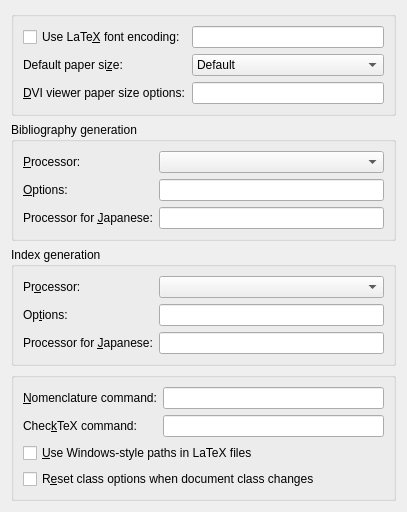
Before: the Qt Designer form src/frontends/qt4/ui/PrefLatexUi.ui in cburschka/lyx, drawn with Qt 5.
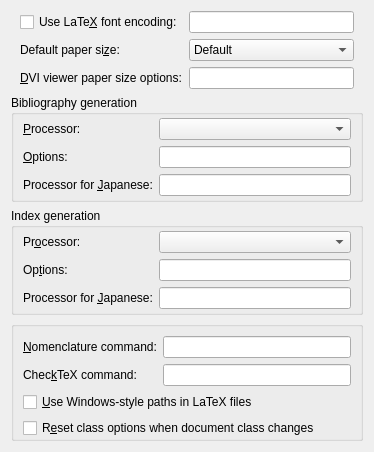
After: the same form once the commit is applied.

Commit message: tighten layout

What changed in the file:
```diff
--- a/src/frontends/qt4/ui/PrefLatexUi.ui
+++ b/src/frontends/qt4/ui/PrefLatexUi.ui
@@ -5,8 +5,8 @@
    <rect>
     <x>0</x>
     <y>0</y>
-    <width>407</width>
-    <height>448</height>
+    <width>374</width>
+    <height>399</height>
    </rect>
   </property>
   <property name="windowTitle">
@@ -14,14 +14,13 @@
   </property>
   <layout class="QGridLayout" name="gridLayout_5">
    <item row="0" column="0">
-    <widget class="QGroupBox" name="groupBox_2">
-     <property name="title">
-      <string/>
-     </property>
-     <property name="flat">
-      <bool>true</bool>
-     </property>
      <layout class="QGridLayout" name="gridLayout_4">
+     <property name="leftMargin">
+      <number>9</number>
+     </property>
+     <property name="rightMargin">
+      <number>9</number>
+     </property>
       <item row="0" column="0">
        <widget class="QCheckBox" name="latexEncodingCB">
         <property name="toolTip">
@@ -111,7 +110,6 @@
        </widget>
       </item>
      </layout>
-    </widget>
    </item>
    <item row="1" column="0">
     <widget class="QGroupBox" name="bibtexGB">
@@ -122,6 +120,12 @@
       <bool>true</bool>
      </property>
      <layout class="QGridLayout" name="gridLayout">
+      <property name="topMargin">
+       <number>3</number>
+      </property>
+      <property name="bottomMargin">
+       <number>3</number>
+      </property>
       <item row="0" column="0">
        <widget class="QLabel" name="latexBibtexLA">
         <property name="text">
@@ -181,6 +185,12 @@
       <bool>true</bool>
      </property>
      <layout class="QGridLayout" name="gridLayout_2">
+      <property name="topMargin">
+       <number>3</number>
+      </property>
+      <property name="bottomMargin">
+       <number>3</number>
+      </property>
       <item row="0" column="0">
        <widget class="QLabel" name="latexIndexLA">
         <property name="text">
@@ -240,6 +250,9 @@
       <bool>true</bool>
      </property>
      <layout class="QGridLayout" name="gridLayout_3">
+      <property name="bottomMargin">
+       <number>0</number>
+      </property>
       <item row="0" column="0">
        <widget class="QLabel" name="latexNomenclLA">
         <property name="text">
```
Lines whose indentation alone changed are shown as unchanged.
